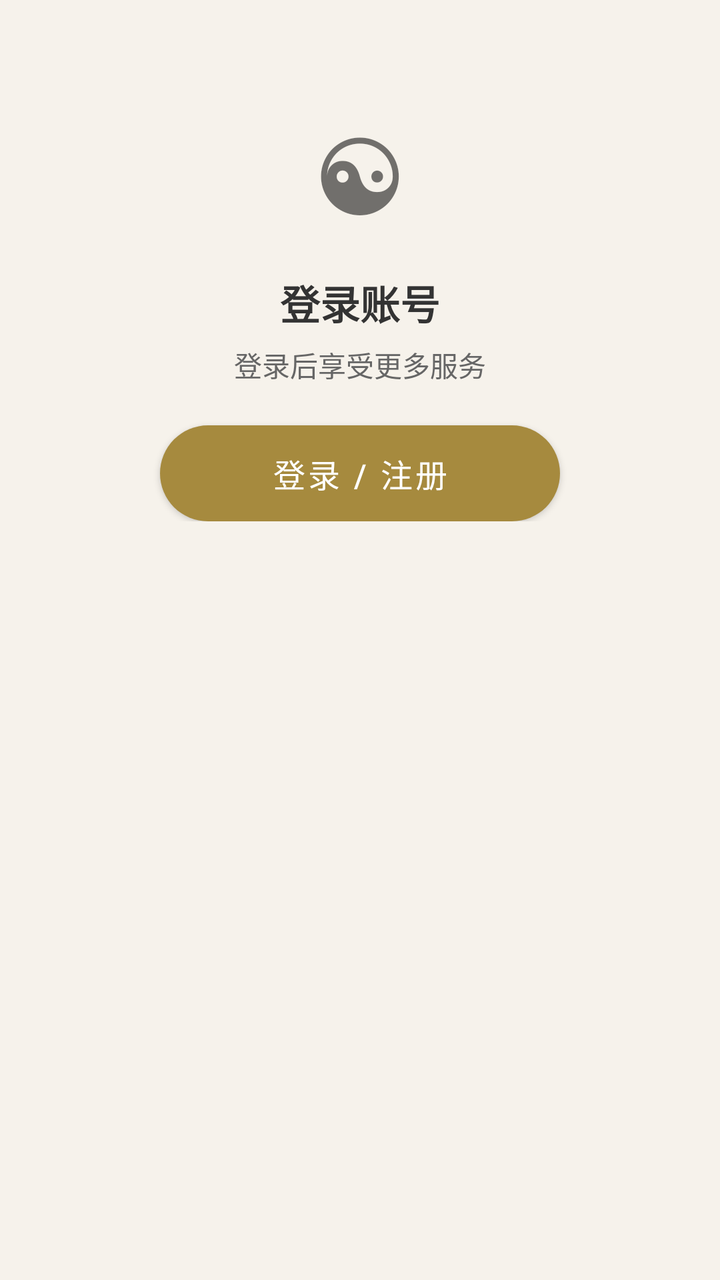
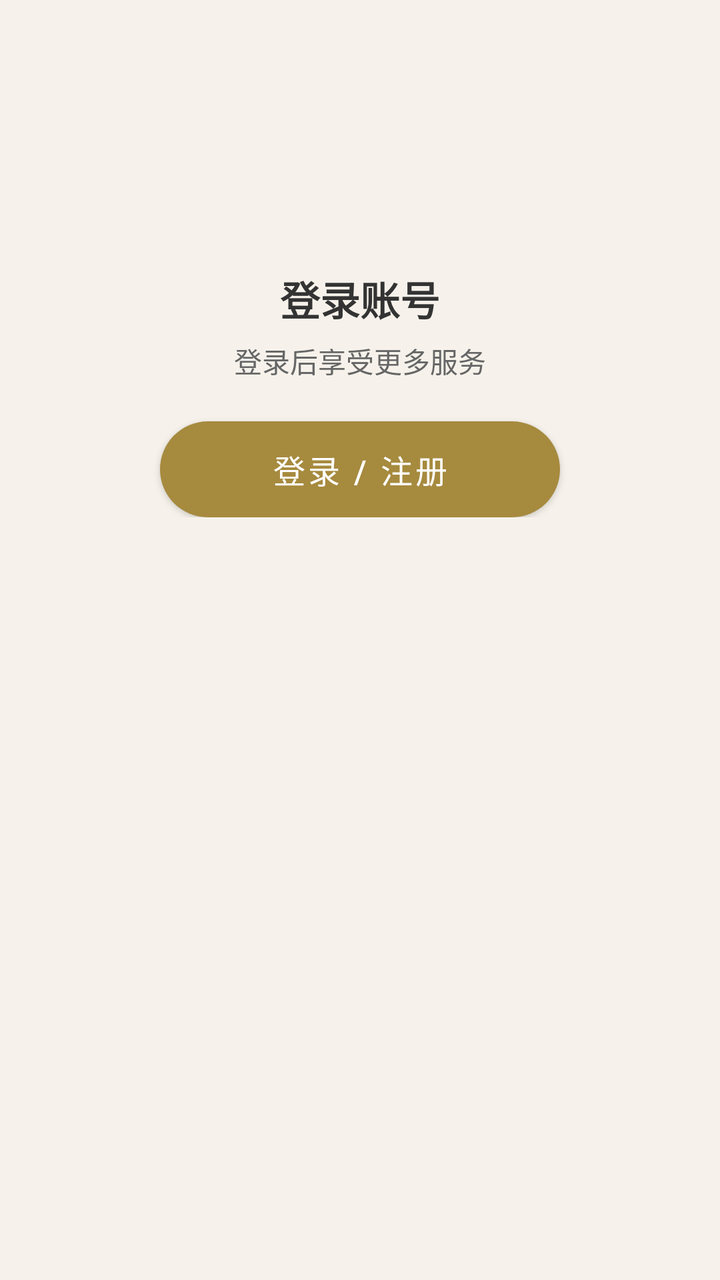

The first picture is an Android layout as it rendered before a commit; the second is the same layout after the commit. The layout source and the unified diff follow.
<!-- AndroidManifest.xml: application theme Theme.YizhaiYiju -->
<!-- res/layout/fragment_profile.xml -->
<?xml version="1.0" encoding="utf-8"?>
<ScrollView xmlns:android="http://schemas.android.com/apk/res/android"
    android:background="@color/bg_page"
    android:layout_width="match_parent"
    android:layout_height="match_parent">
    <LinearLayout
        android:orientation="vertical"
        android:padding="24dp"
        android:layout_width="match_parent"
        android:layout_height="wrap_content">
        <LinearLayout
            android:gravity="center_horizontal"
            android:orientation="vertical"
            android:id="@+id/layout_guest"
            android:layout_width="match_parent"
            android:layout_height="wrap_content">
            <TextView
                android:textSize="56sp"
                android:layout_width="wrap_content"
                android:layout_height="wrap_content"
                android:layout_marginTop="24dp"
                android:text="☯"/>
            <TextView
                android:textSize="20sp"
                android:textStyle="bold"
                android:textColor="@color/text_primary"
                android:layout_width="wrap_content"
                android:layout_height="wrap_content"
                android:layout_marginTop="12dp"
                android:text="登录账号"/>
            <TextView
                android:textSize="14sp"
                android:textColor="@color/text_secondary"
                android:layout_width="wrap_content"
                android:layout_height="wrap_content"
                android:layout_marginTop="6dp"
                android:text="登录后享受更多服务"/>
            <Button
                android:textSize="16sp"
                android:textColor="@color/text_on_accent"
                android:id="@+id/btn_login"
                android:background="@drawable/bg_red_button"
                android:layout_width="200dp"
                android:layout_height="48dp"
                android:layout_marginTop="20dp"
                android:text="登录 / 注册"/>
        </LinearLayout>
        <LinearLayout
            android:orientation="vertical"
            android:id="@+id/layout_user"
            android:visibility="gone"
            android:layout_width="match_parent"
            android:layout_height="wrap_content">
            <LinearLayout
                android:gravity="center_vertical"
                android:orientation="horizontal"
                android:background="@drawable/bg_card"
                android:padding="20dp"
                android:layout_width="match_parent"
                android:layout_height="wrap_content">
                <TextView
                    android:textSize="28sp"
                    android:gravity="center"
                    android:background="@drawable/bg_red_button"
                    android:layout_width="52dp"
                    android:layout_height="52dp"
                    android:text="☯"/>
                <LinearLayout
                    android:orientation="vertical"
                    android:layout_width="0dp"
                    android:layout_height="wrap_content"
                    android:layout_weight="1"
                    android:layout_marginStart="16dp">
                    <TextView
                        android:textSize="18sp"
                        android:textStyle="bold"
                        android:textColor="@color/text_primary"
                        android:id="@+id/tv_username"
                        android:layout_width="wrap_content"
                        android:layout_height="wrap_content"/>
                    <TextView
                        android:textSize="13sp"
                        android:textColor="@color/primary"
                        android:id="@+id/tv_member_type"
                        android:layout_width="wrap_content"
                        android:layout_height="wrap_content"
                        android:layout_marginTop="2dp"/>
                    <TextView
                        android:textSize="12sp"
                        android:textColor="@color/text_gray"
                        android:id="@+id/tv_email"
                        android:layout_width="wrap_content"
                        android:layout_height="wrap_content"
                        android:layout_marginTop="2dp"/>
                </LinearLayout>
            </LinearLayout>
            <LinearLayout
                android:orientation="vertical"
                android:background="@drawable/bg_card"
                android:padding="20dp"
                android:layout_width="match_parent"
                android:layout_height="wrap_content"
                android:layout_marginTop="12dp">
                <TextView
                    android:textSize="16sp"
                    android:textStyle="bold"
                    android:textColor="@color/primary"
                    android:layout_width="wrap_content"
                    android:layout_height="wrap_content"
                    android:layout_marginBottom="12dp"
                    android:text="会员服务"/>
                <LinearLayout
                    android:orientation="vertical"
                    android:id="@+id/btn_buy_trial"
                    android:background="@drawable/bg_action_item"
                    android:padding="14dp"
                    android:focusable="true"
                    android:clickable="true"
                    android:layout_width="match_parent"
                    android:layout_height="wrap_content"
                    android:layout_marginBottom="8dp">
                    <LinearLayout
                        android:gravity="center_vertical"
                        android:layout_width="match_parent"
                        android:layout_height="wrap_content">
                        <TextView
                            android:textSize="15sp"
                            android:textStyle="bold"
                            android:textColor="@color/text_primary"
                            android:layout_width="0dp"
                            android:layout_height="wrap_content"
                            android:text="AI体验包"
                            android:layout_weight="1"/>
                        <TextView
                            android:textSize="15sp"
                            android:textStyle="bold"
                            android:textColor="@color/accent"
                            android:layout_width="wrap_content"
                            android:layout_height="wrap_content"
                            android:text="¥9.9"/>
                    </LinearLayout>
                    <TextView
                        android:textSize="12sp"
                        android:textColor="@color/text_gray"
                        android:layout_width="wrap_content"
                        android:layout_height="wrap_content"
                        android:layout_marginTop="4dp"
                        android:text="AI深度分析报告1份 + 48小时内3次AI追问（仅限AI分析，不含专业服务）"/>
                </LinearLayout>
                <LinearLayout
                    android:orientation="vertical"
                    android:id="@+id/btn_buy_monthly"
                    android:background="@drawable/bg_action_item"
                    android:padding="14dp"
                    android:focusable="true"
                    android:clickable="true"
                    android:layout_width="match_parent"
                    android:layout_height="wrap_content"
                    android:layout_marginBottom="8dp">
                    <LinearLayout
                        android:gravity="center_vertical"
                        android:layout_width="match_parent"
                        android:layout_height="wrap_content">
                        <TextView
                            android:textSize="15sp"
                            android:textStyle="bold"
                            android:textColor="@color/text_primary"
                            android:layout_width="0dp"
                            android:layout_height="wrap_content"
                            android:text="月度会员"
                            android:layout_weight="1"/>
                        <TextView
                            android:textSize="15sp"
                            android:textStyle="bold"
                            android:textColor="@color/primary"
                            android:layout_width="wrap_content"
                            android:layout_height="wrap_content"
                            android:text="¥29.9/月"/>
                    </LinearLayout>
                    <TextView
                        android:textSize="12sp"
                        android:textColor="@color/text_gray"
                        android:layout_width="wrap_content"
                        android:layout_height="wrap_content"
                        android:layout_marginTop="4dp"
                        android:text="无限次AI测试 + 所有测试免费"/>
                </LinearLayout>
                <LinearLayout
                    android:orientation="vertical"
                    android:id="@+id/btn_buy_yearly"
                    android:background="@drawable/bg_action_item"
                    android:padding="14dp"
                    android:focusable="true"
                    android:clickable="true"
                    android:layout_width="match_parent"
                    android:layout_height="wrap_content">
                    <LinearLayout
                        android:gravity="center_vertical"
                        android:layout_width="match_parent"
                        android:layout_height="wrap_content">
                        <TextView
                            android:textSize="15sp"
                            android:textStyle="bold"
                            android:textColor="@color/text_primary"
                            android:layout_width="0dp"
                            android:layout_height="wrap_content"
                            android:text="年度会员"
                            android:layout_weight="1"/>
                        <TextView
                            android:textSize="15sp"
                            android:textStyle="bold"
                            android:textColor="@color/primary"
                            android:layout_width="wrap_content"
                            android:layout_height="wrap_content"
                            android:text="¥599/年"/>
                    </LinearLayout>
                    <TextView
                        android:textSize="12sp"
                        android:textColor="@color/text_gray"
                        android:layout_width="wrap_content"
                        android:layout_height="wrap_content"
                        android:layout_marginTop="4dp"
                        android:text="无限次AI测试 + 所有测试免费 + 1次真人咨询"/>
                </LinearLayout>
            </LinearLayout>
            <LinearLayout
                android:orientation="vertical"
                android:background="@drawable/bg_card"
                android:padding="4dp"
                android:layout_width="match_parent"
                android:layout_height="wrap_content"
                android:layout_marginTop="12dp">
                <TextView
                    android:textSize="15sp"
                    android:textColor="@color/text_primary"
                    android:id="@+id/btn_my_consults"
                    android:paddingLeft="12dp"
                    android:paddingTop="14dp"
                    android:paddingRight="12dp"
                    android:paddingBottom="14dp"
                    android:focusable="true"
                    android:clickable="true"
                    android:layout_width="match_parent"
                    android:layout_height="wrap_content"
                    android:text="  我的咨询记录"
                    android:paddingHorizontal="12dp"
                    android:paddingVertical="14dp"/>
                <TextView
                    android:textSize="15sp"
                    android:textColor="@color/text_primary"
                    android:id="@+id/btn_my_tests"
                    android:paddingLeft="12dp"
                    android:paddingTop="14dp"
                    android:paddingRight="12dp"
                    android:paddingBottom="14dp"
                    android:focusable="true"
                    android:clickable="true"
                    android:layout_width="match_parent"
                    android:layout_height="wrap_content"
                    android:text="  我的测试记录"
                    android:paddingHorizontal="12dp"
                    android:paddingVertical="14dp"/>
                <TextView
                    android:textSize="15sp"
                    android:textColor="@color/text_primary"
                    android:id="@+id/btn_feedback"
                    android:paddingLeft="12dp"
                    android:paddingTop="14dp"
                    android:paddingRight="12dp"
                    android:paddingBottom="14dp"
                    android:focusable="true"
                    android:clickable="true"
                    android:layout_width="match_parent"
                    android:layout_height="wrap_content"
                    android:text="  问题反馈"
                    android:paddingHorizontal="12dp"
                    android:paddingVertical="14dp"/>
                <TextView
                    android:textSize="15sp"
                    android:textColor="@color/text_primary"
                    android:id="@+id/btn_settings"
                    android:paddingLeft="12dp"
                    android:paddingTop="14dp"
                    android:paddingRight="12dp"
                    android:paddingBottom="14dp"
                    android:focusable="true"
                    android:clickable="true"
                    android:layout_width="match_parent"
                    android:layout_height="wrap_content"
                    android:text="  设置"
                    android:paddingHorizontal="12dp"
                    android:paddingVertical="14dp"/>
            </LinearLayout>
            <Button
                android:textSize="15sp"
                android:textColor="@color/red_soft"
                android:id="@+id/btn_logout"
                android:background="@drawable/bg_card"
                android:layout_width="match_parent"
                android:layout_height="48dp"
                android:layout_marginTop="16dp"
                android:text="退出登录"/>
        </LinearLayout>
    </LinearLayout>
</ScrollView>
<!-- resources referenced by this layout -->
<resources>
  <color name="accent">#b5452a</color>
  <color name="bg_page">#f6f2eb</color>
  <color name="primary">#a68a3e</color>
  <color name="red_soft">#b5452a</color>
  <color name="text_gray">#999999</color>
  <color name="text_on_accent">#ffffff</color>
  <color name="text_primary">#333333</color>
  <color name="text_secondary">#666666</color>
  <!-- drawable bg_action_item (drawable) -->
  <?xml version="1.0" encoding="utf-8"?>
  <shape xmlns:android="http://schemas.android.com/apk/res/android">
      <solid android:color="@color/bg_card"/>
      <corners android:radius="16dp"/>
      <stroke
          android:width="1dp"
          android:color="@color/border"/>
  </shape>
  <!-- drawable bg_card (drawable) -->
  <?xml version="1.0" encoding="utf-8"?>
  <shape xmlns:android="http://schemas.android.com/apk/res/android">
      <solid android:color="@color/bg_card"/>
      <corners android:radius="12dp"/>
      <stroke
          android:width="1dp"
          android:color="@color/border_soft"/>
  </shape>
  <!-- drawable bg_red_button (drawable) -->
  <?xml version="1.0" encoding="utf-8"?>
  <shape xmlns:android="http://schemas.android.com/apk/res/android">
      <gradient
          android:startColor="#b5452a"
          android:endColor="#963a23"
          android:angle="135"/>
      <corners android:radius="24dp"/>
  </shape>
  <style name="Theme.YizhaiYiju" parent="Theme.MaterialComponents.Light.NoActionBar">
          <item name="colorPrimary">@color/primary</item>
          <item name="colorPrimaryDark">@color/primary</item>
          <item name="colorAccent">@color/accent</item>
          <item name="android:windowBackground">@color/bg_page</item>
          <item name="android:statusBarColor">@color/bg_page</item>
      </style>
  <color name="bg_card">#ffffff</color>
  <color name="border">#e0dbd3</color>
  <color name="border_soft">#e0dbd3</color>
</resources>

<!-- the commit's change to res/layout/fragment_profile.xml (unified diff, before → after) -->
@@ -19,7 +19,9 @@
                 android:layout_width="wrap_content"
                 android:layout_height="wrap_content"
                 android:layout_marginTop="24dp"
-                android:text="☯"/>
+                android:src="@drawable/ic_bagua"
+                android:contentDescription="用户头像占位图标"
+                android:tint="@null"/>
             <TextView
                 android:textSize="20sp"
                 android:textStyle="bold"
@@ -64,7 +66,9 @@
                     android:background="@drawable/bg_red_button"
                     android:layout_width="52dp"
                     android:layout_height="52dp"
-                    android:text="☯"/>
+                    android:src="@drawable/ic_bagua"
+                    android:contentDescription="会员图标"
+                    android:tint="@null"/>
                 <LinearLayout
                     android:orientation="vertical"
                     android:layout_width="0dp"
<!-- resource entries referenced after the edit -->
@@ -35,6 +35,19 @@
           android:angle="135"/>
       <corners android:radius="24dp"/>
   </shape>
+  <!-- drawable ic_bagua (drawable) -->
+  <vector xmlns:android="http://schemas.android.com/apk/res/android"
+      android:width="24dp"
+      android:height="24dp"
+      android:viewportWidth="24"
+      android:viewportHeight="24">
+      <path android:fillColor="#A68A3E" android:pathData="M12,2A10,10 0 1,0 12,22A10,10 0 1,0 12,2Z"/>
+      <path android:fillColor="#F6F2EB" android:pathData="M12,4A8,8 0 1,0 12,20A8,8 0 1,0 12,4Z"/>
+      <path android:fillColor="#A68A3E" android:pathData="M12,4A8,8 0 0,1 12,20C9.2,20 7,17.8 7,15C7,12.2 9.2,10 12,10C14.8,10 17,7.8 17,5C17,4.7 17,4.3 16.9,4H12Z"/>
+      <path android:fillColor="#B5452A" android:pathData="M12,10A2,2 0 1,0 12,14A2,2 0 1,0 12,10Z"/>
+      <path android:fillColor="#F6F2EB" android:pathData="M12,6.5A1.2,1.2 0 1,0 12,8.9A1.2,1.2 0 1,0 12,6.5Z"/>
+      <path android:fillColor="#A68A3E" android:pathData="M12,15.1A1.2,1.2 0 1,0 12,17.5A1.2,1.2 0 1,0 12,15.1Z"/>
+  </vector>
   <style name="Theme.YizhaiYiju" parent="Theme.MaterialComponents.Light.NoActionBar">
           <item name="colorPrimary">@color/primary</item>
           <item name="colorPrimaryDark">@color/primary</item>
